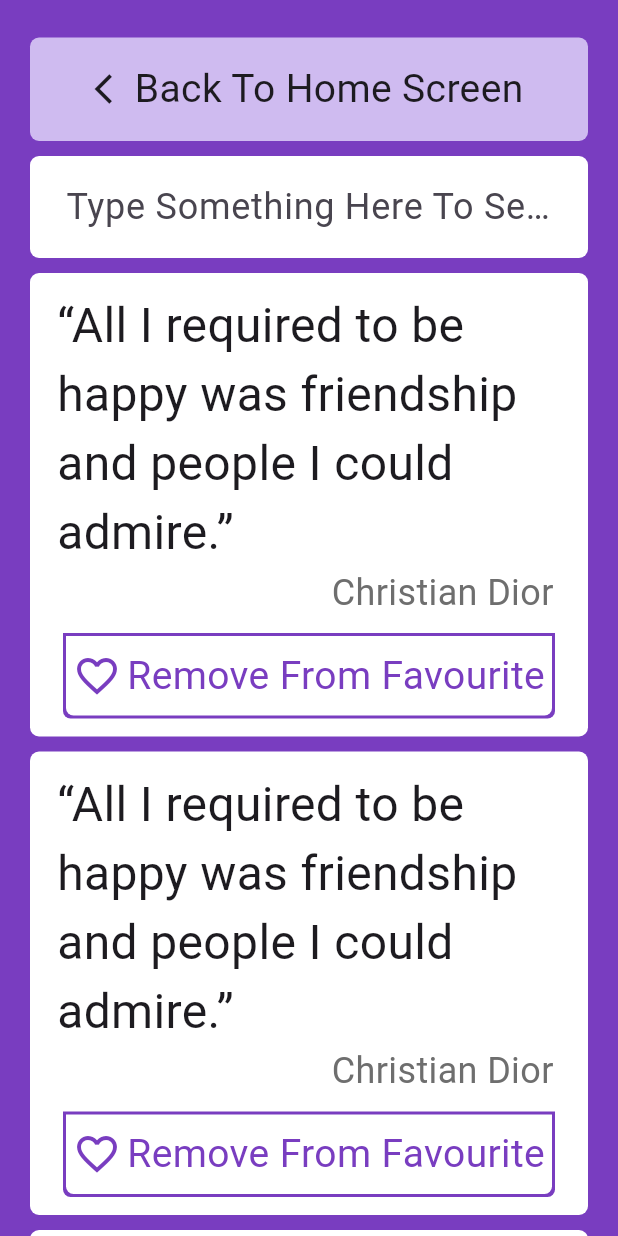
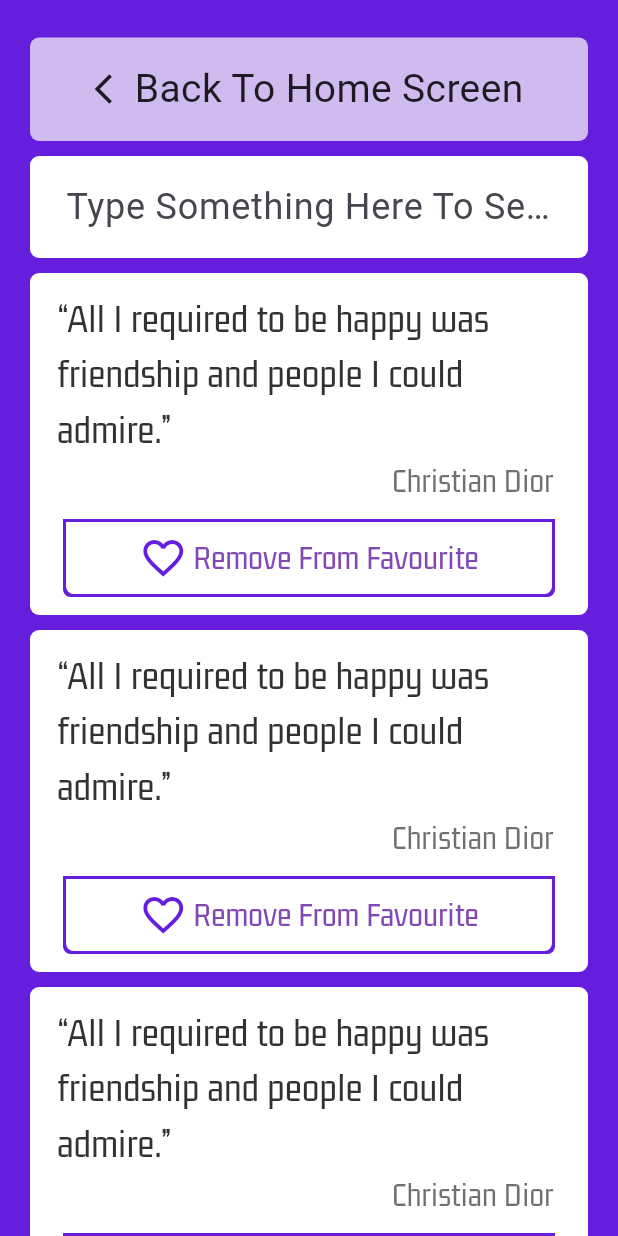
Before and after one commit to ykhaledw/quotes_generator, a Flutter app: the screen it shows after launch, after a tap on "Click Here To View Favourite Quotes", on a phone screen of 412 x 824 dp. Run offline on Flutter 3.47's test engine with Material 3 defaults, Android fonts, the phone set to English and light mode, and no system bars.

Commit message:
finish home ui and refactor its code

```diff
--- /dev/null
+++ b/devtools_options.yaml
@@ -0,0 +1 @@
+extensions:
--- a/lib/constants.dart
+++ b/lib/constants.dart
@@ -1,5 +1,5 @@
 import 'package:flutter/material.dart';
 
-const kPrimaryColor = Color(0xff793DC0);
+const kPrimaryColor = Color(0xFF651FDC);
 const kButtonColor = Color(0xffCFBBF0);
 const apiUrl = 'https://api.quotable.io/quotes/random';
--- a/lib/core/utils/styles.dart
+++ b/lib/core/utils/styles.dart
@@ -12,4 +12,10 @@ abstract class Styles {
     fontSize: 22,
     fontFamily: 'Gemunu Libre',
   );
+
+  static const textStyle20 = TextStyle(
+    color: Color(0xFFFBFBFB),
+    fontSize: 20,
+    fontFamily: 'Gemunu Libre',
+  );
 }
--- a/lib/presentation/views/home_view.dart
+++ b/lib/presentation/views/home_view.dart
@@ -10,48 +10,12 @@ class HomeView extends StatelessWidget {
   @override
   Widget build(BuildContext context) {
     return Scaffold(
-            backgroundColor: kPrimaryColor,
-            body: Padding(
-              padding: const EdgeInsets.symmetric(horizontal: 20),
-              child: Column(
-                mainAxisAlignment: MainAxisAlignment.center,
-                children: [
-                  const Spacer(
-                    flex: 14,
-                  ),
-                  FavouriteQuotesButton(
-                    onTap: () {
-                      Navigator.pushReplacement(context,
-                          MaterialPageRoute(builder: (context) {
-                        return const FavouritesView();
-                      }));
-                    },
-                  ),
-                  const Spacer(
-                    flex: 1,
-                  ),
-                  const QuotesView(),
-                  const Spacer(
-                    flex: 14,
-                  ),
-                ],
-              ),
-            ),
-          );
-  }
-}
-
-
-/*Scaffold(
       backgroundColor: kPrimaryColor,
       body: Padding(
         padding: const EdgeInsets.symmetric(horizontal: 20),
         child: Column(
           mainAxisAlignment: MainAxisAlignment.center,
           children: [
-            const Spacer(
-              flex: 14,
-            ),
             FavouriteQuotesButton(
               onTap: () {
                 Navigator.pushReplacement(context,
@@ -60,14 +24,13 @@ class HomeView extends StatelessWidget {
                 }));
               },
             ),
-            const Spacer(
-              flex: 1,
+            const SizedBox(
+              height: 10,
             ),
             const QuotesView(),
-            const Spacer(
-              flex: 14,
-            ),
           ],
         ),
       ),
-    )*/
+    );
+  }
+}
--- /dev/null
+++ b/lib/presentation/views/widgets/add_to_favourite_button.dart
@@ -0,0 +1,29 @@
+import 'package:flutter/material.dart';
+
+class AddToFavouriteButton extends StatelessWidget {
+  const AddToFavouriteButton({
+    super.key,
+  });
+
+  @override
+  Widget build(BuildContext context) {
+    return Container(
+      padding:
+          const EdgeInsets.symmetric(vertical: 8, horizontal: 34),
+      decoration: BoxDecoration(
+        color: Colors.white,
+        borderRadius: const BorderRadius.only(
+            bottomRight: Radius.circular(6)),
+        border: Border.all(
+          color: const Color(0xff8249B5),
+          width: 2,
+        ),
+      ),
+      child: const Icon(
+        Icons.favorite,
+        color: Color(0xff8249B5),
+        size: 36,
+      ),
+    );
+  }
+}
--- a/lib/presentation/views/widgets/custom_button.dart
+++ b/lib/presentation/views/widgets/custom_button.dart
@@ -5,15 +5,17 @@ class CustomButton extends StatelessWidget {
   const CustomButton({
     super.key,
     required this.text,
+    this.style,
   });
   final String text;
+  final TextStyle? style;
 
   @override
   Widget build(BuildContext context) {
     return IntrinsicHeight(
       child: Container(
         width: MediaQuery.of(context).size.width,
-        padding: const EdgeInsets.all(16),
+        padding: const EdgeInsets.all(15),
         decoration: const BoxDecoration(
           color: kButtonColor,
           borderRadius: BorderRadius.only(
@@ -24,9 +26,7 @@ class CustomButton extends StatelessWidget {
         child: Center(
           child: Text(
             text,
-            style: const TextStyle(
-              fontSize: 32,
-            ),
+            style: style,
           ),
         ),
       ),
--- a/lib/presentation/views/widgets/favourite_item.dart
+++ b/lib/presentation/views/widgets/favourite_item.dart
@@ -1,5 +1,6 @@
 import 'package:flutter/material.dart';
 import 'package:quote_generator_app/constants.dart';
+import 'package:quote_generator_app/core/utils/styles.dart';
 
 class FavouriteItem extends StatelessWidget {
   const FavouriteItem({
@@ -23,17 +24,14 @@ class FavouriteItem extends StatelessWidget {
                 padding: EdgeInsets.only(left: 10),
                 child: Text(
                   '“All I required to be happy was friendship and people I could admire.”',
-                  style: TextStyle(fontSize: 32),
+                  style: Styles.textStyle26,
                 ),
               ),
               const Padding(
                 padding: EdgeInsets.only(right: 15),
                 child: Text(
                   'Christian Dior',
-                  style: TextStyle(
-                    fontSize: 24,
-                    color: Color(0xff6E6E6E),
-                  ),
+                  style: Styles.textStyle22,
                 ),
               ),
               const SizedBox(
@@ -58,10 +56,10 @@ class FavouriteItem extends StatelessWidget {
                     ),
                   ),
                   padding: const EdgeInsets.symmetric(vertical: 8),
-                  child: const Row(
+                  child: Row(
                     mainAxisAlignment: MainAxisAlignment.center,
                     children: [
-                      Padding(
+                      const Padding(
                         padding: EdgeInsets.only(right: 4),
                         child: Icon(
                           Icons.favorite_border,
@@ -71,7 +69,7 @@ class FavouriteItem extends StatelessWidget {
                       ),
                       Text(
                         'Remove From Favourite',
-                        style: TextStyle(color: kPrimaryColor, fontSize: 26),
+                        style: Styles.textStyle22.copyWith(color: const Color(0xFF8249B5)),
                       ),
                     ],
                   ),
--- a/lib/presentation/views/widgets/favourite_quotes_button.dart
+++ b/lib/presentation/views/widgets/favourite_quotes_button.dart
@@ -1,9 +1,11 @@
 import 'package:flutter/material.dart';
+import 'package:quote_generator_app/core/utils/styles.dart';
 import 'package:quote_generator_app/presentation/views/widgets/custom_button.dart';
 
 class FavouriteQuotesButton extends StatelessWidget {
   const FavouriteQuotesButton({
-    super.key, this.onTap,
+    super.key,
+    this.onTap,
   });
 
   final void Function()? onTap;
@@ -13,32 +15,14 @@ class FavouriteQuotesButton extends StatelessWidget {
     return Center(
       child: GestureDetector(
         onTap: onTap,
-        child: Stack(
-          alignment: AlignmentDirectional.topEnd,
-          children: [
-            Container(
+        child: Container(
           padding: const EdgeInsets.only(
             top: 17,
           ),
           child: const CustomButton(
             text: 'Click Here To View Favourite Quotes',
+            style: Styles.textStyle26,
           ),
-            ),
-            const IntrinsicHeight(
-              child: CircleAvatar(
-                radius: 16,
-                backgroundColor: Color(0xff323232),
-                child: Text(
-                  '2',
-                  style: TextStyle(
-                    color: Colors.white,
-                    fontSize: 20,
-                    fontFamily: 'Changa',
-                  ),
-                ),
-              ),
-            ),
-          ],
         ),
       ),
     );
--- /dev/null
+++ b/lib/presentation/views/widgets/generate_another_quote_button.dart
@@ -0,0 +1,28 @@
+import 'package:flutter/material.dart';
+import 'package:quote_generator_app/core/utils/styles.dart';
+
+class GenerateAnotherQuoteButton extends StatelessWidget {
+  const GenerateAnotherQuoteButton({
+    super.key,
+  });
+
+  @override
+  Widget build(BuildContext context) {
+    return Container(
+      padding: const EdgeInsets.symmetric(
+          vertical: 13, horizontal: 16),
+      decoration: const BoxDecoration(
+        color: Color(0xff8249B5),
+        borderRadius: BorderRadius.only(
+          bottomLeft: Radius.circular(5),
+        ),
+      ),
+      child: const Center(
+        child: Text(
+          'Generate Another Quote',
+          style: Styles.textStyle20,
+        ),
+      ),
+    );
+  }
+}
--- a/lib/presentation/views/widgets/quotes_view.dart
+++ b/lib/presentation/views/widgets/quotes_view.dart
@@ -1,5 +1,7 @@
 import 'package:flutter/material.dart';
-import 'package:quote_generator_app/constants.dart';
+import 'package:quote_generator_app/core/utils/styles.dart';
+import 'package:quote_generator_app/presentation/views/widgets/add_to_favourite_button.dart';
+import 'package:quote_generator_app/presentation/views/widgets/generate_another_quote_button.dart';
 
 class QuotesView extends StatelessWidget {
   const QuotesView({
@@ -10,7 +12,7 @@ class QuotesView extends StatelessWidget {
   Widget build(BuildContext context) {
     return Center(
       child: Container(
-        padding: const EdgeInsets.symmetric(horizontal: 8, vertical: 12),
+        padding: const EdgeInsets.all(20),
         decoration: const BoxDecoration(
           color: Colors.white,
           borderRadius: BorderRadius.only(
@@ -18,84 +20,35 @@ class QuotesView extends StatelessWidget {
             bottomRight: Radius.circular(5),
           ),
         ),
-        child: Column(
+        child: const Column(
           crossAxisAlignment: CrossAxisAlignment.end,
           children: [
-            const Padding(
-              padding:  EdgeInsets.only(left: 10),
-              child: Text(
+            Text(
               '“All I required to be happy was friendship and people I could admire.”',
-                style:  TextStyle(fontSize: 32),
+              style: Styles.textStyle26,
             ),
+            Text(
+              'Christian Dior',
+              style: Styles.textStyle22,
             ),
-            const SizedBox(
-              height: 10,
+            SizedBox(
+              height: 20,
             ),
-            const Padding(
-              padding:  EdgeInsets.only(right: 15),
-              child: Text(
-                'Christian Dior',
-                style:  TextStyle(
-                  fontSize: 24,
-                  color: Color(0xff6E6E6E),
-                ),
-              ),
-            ),
-            const SizedBox(
-              height: 10,
-            ),
-            Padding(
-              padding: const EdgeInsets.only(right: 15),
-              child: Row(
+            Row(
               mainAxisSize: MainAxisSize.min,
               children: [
-                  Container(
-                    padding: const EdgeInsets.all(10),
-                    decoration: const BoxDecoration(
-                      color: kPrimaryColor,
-                      borderRadius: BorderRadius.only(
-                        bottomLeft: Radius.circular(5),
+                Expanded(
+                  flex: 2,
+                  child: GenerateAnotherQuoteButton(),
                 ),
+                SizedBox(
+                  width: 10,
                 ),
-                    child: const Padding(
-                      padding: EdgeInsets.symmetric(horizontal: 8),
-                      child: Text(
-                        'Generate Another Quote',
-                        style: TextStyle(color: Colors.white, fontSize: 24),
-                      ),
-                    ),
-                  ),
-                  const SizedBox(
-                    width: 8,
-                  ),
-                  Container(
-                    padding: const EdgeInsets.all(2),
-                    decoration: const BoxDecoration(
-                      color: kPrimaryColor,
-                      borderRadius: BorderRadius.only(
-                        bottomRight: Radius.circular(5),
-                      ),
-                    ),
-                    child: Container(
-                      padding: const EdgeInsets.symmetric(
-                        vertical: 6,
-                        horizontal: 25,
-                      ),
-                      decoration: const BoxDecoration(
-                        color: Colors.white,
-                        borderRadius: BorderRadius.only(
-                          bottomRight: Radius.circular(5),
-                        ),
-                      ),
-                      child: const Icon(
-                        Icons.favorite,
-                        color: kPrimaryColor,
-                        size: 38,
-                      ),
-                    ),
+                Expanded(
+                  flex: 1,
+                  child: AddToFavouriteButton(),
                 ),
               ],
-              ),
             ),
           ],
         ),
```
Lines whose indentation alone changed are shown as unchanged.
